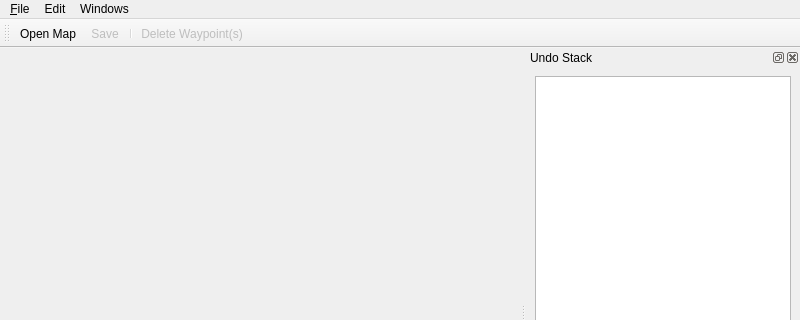
This is delta3d/utilities/AIUtility/mainwindow.ui in delta3d/delta3d as Qt 5 draws it before an edit; both pictures show x 0 to 800 and y 0 to 320 of the 800 by 600 pixel window. The edited form follows.
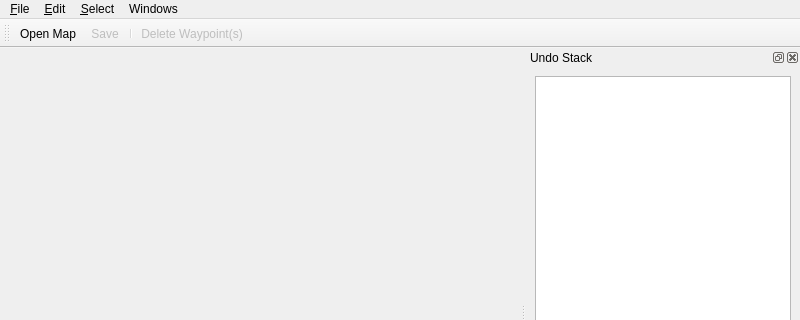
This is the edited form. Icons and pictures are not drawn.

Commit message: Added ability to select/deselect all waypoints in the AIUtility. Optimized WaypointBrowser and PropertyEditor to not do anything unless their UI is visible (helps when dealing with massive amounts of waypoints).

```diff
--- a/delta3d/utilities/AIUtility/mainwindow.ui
+++ b/delta3d/utilities/AIUtility/mainwindow.ui
@@ -37,7 +37,7 @@
    </widget>
    <widget class="QMenu" name="menuEdit">
     <property name="title">
-     <string>Edit</string>
+     <string>&amp;Edit</string>
     </property>
     <addaction name="mActionRenderingOptions"/>
     <addaction name="mActionAddEdge"/>
@@ -50,8 +50,16 @@
     <addaction name="mActionPropertyEditorVisible"/>
     <addaction name="mActionWaypointBrowserVisible"/>
    </widget>
+   <widget class="QMenu" name="menu_Select">
+    <property name="title">
+     <string>&amp;Select</string>
+    </property>
+    <addaction name="mActionSelectAllWaypoints"/>
+    <addaction name="mActionDeselectAllWaypoints"/>
+   </widget>
    <addaction name="menuFile"/>
    <addaction name="menuEdit"/>
+   <addaction name="menu_Select"/>
    <addaction name="menuWindows"/>
   </widget>
   <widget class="QStatusBar" name="statusbar"/>
```
Left out of the diff: 17 changed lines with no effect on the pictures. The commit also changes 6 other files.
